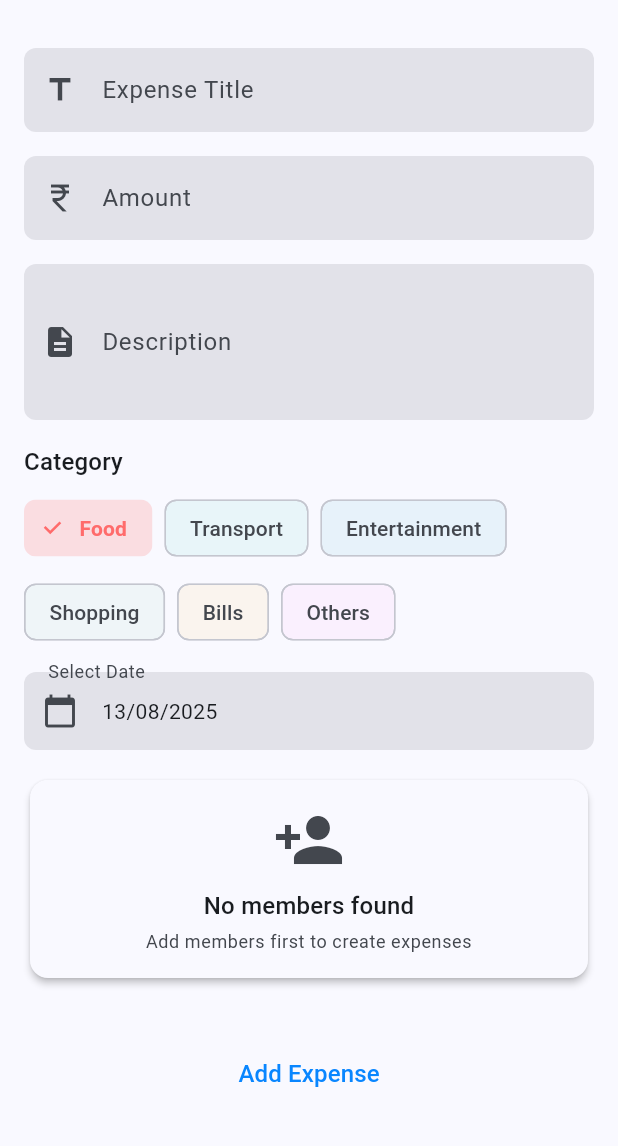
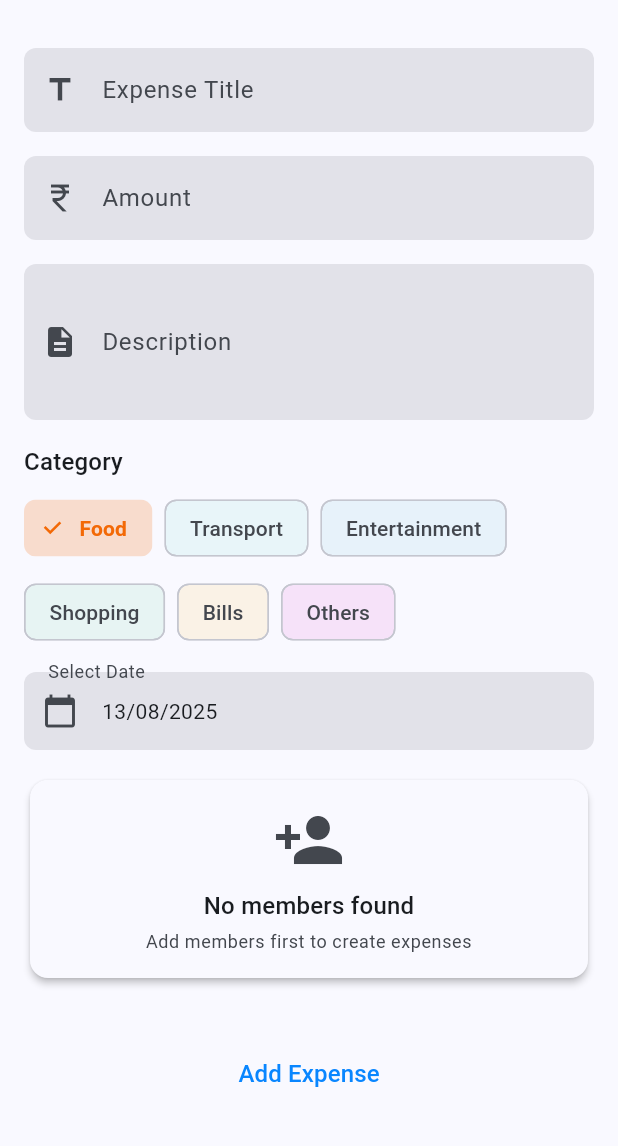
Before and after one commit to aakashsahh/Share-Expense, a Flutter app: the AddExpensePage screen opened directly, on a phone screen of 412 x 824 dp, the part 60-1206 px from its top. Run offline on Flutter 3.47's test engine with Material 3 defaults, Android fonts, the phone set to English and light mode, and no system bars; our stand-ins replace equatable, fl_chart, flutter_bloc, flutter_slidable, get_it, shared_preferences and 1 more; accounts and stored records are empty.

Commit message:
modified category color

```diff
--- a/lib/core/theme/app_colors.dart
+++ b/lib/core/theme/app_colors.dart
@@ -70,12 +70,12 @@ class AppColors {
   );
 
   // Custom colors for expense categories
-  static const Color foodColor = Color(0xFFFF6B6B);
+  static const Color foodColor = Color.fromARGB(255, 243, 105, 6);
   static const Color transportColor = Color(0xFF4ECDC4);
   static const Color entertainmentColor = Color(0xFF45B7D1);
-  static const Color shoppingColor = Color(0xFF96CEB4);
-  static const Color billsColor = Color(0xFFFECA57);
-  static const Color othersColor = Color(0xFFFF9FF3);
+  static const Color shoppingColor = Color.fromARGB(255, 64, 196, 134);
+  static const Color billsColor = Color.fromARGB(255, 255, 174, 0);
+  static const Color othersColor = Color.fromARGB(255, 219, 18, 192);
 
   static Color getCategoryColor(String category) {
     switch (category.toLowerCase()) {
```
